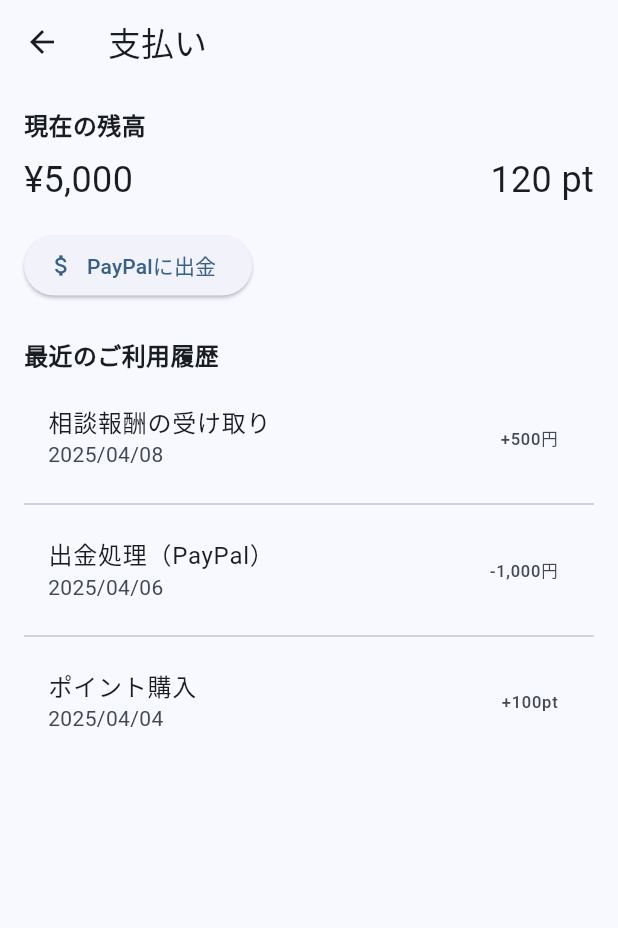
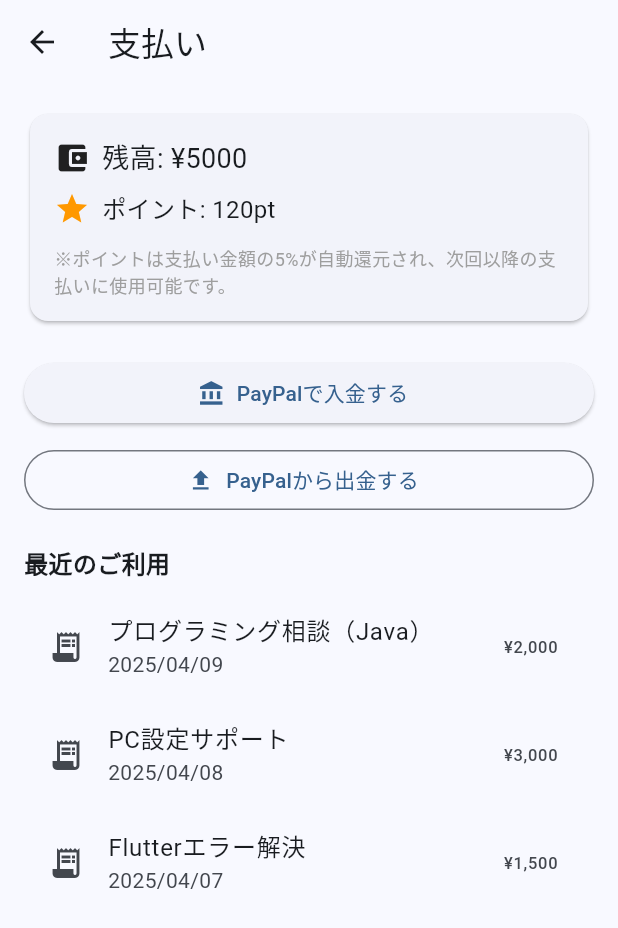
Before and after one commit to chumenium/graduation-project, a Flutter app: the PaymentScreen screen opened directly, on a phone screen of 412 x 824 dp. Shown: the top 928 px of the screen. Run offline on Flutter 3.47's test engine with Material 3 defaults, Android fonts, the light colour scheme and no system bars; our stand-ins replace firebase_auth, firebase_core, google_sign_in; accounts and stored records are empty.

Commit message:
payment screen2

```diff
--- a/lib/screens/main_pages/payment_screen.dart
+++ b/lib/screens/main_pages/payment_screen.dart
@@ -5,61 +5,97 @@ class PaymentScreen extends StatelessWidget {
 
   @override
   Widget build(BuildContext context) {
-    // ダミーデータ（後でFirebaseから取得）
-    final transactions = [
-      {'title': '相談報酬の受け取り', 'amount': '+500円', 'date': '2025/04/08'},
-      {'title': '出金処理（PayPal）', 'amount': '-1,000円', 'date': '2025/04/06'},
-      {'title': 'ポイント購入', 'amount': '+100pt', 'date': '2025/04/04'},
+    final int balance = 5000; // 円
+    final int points = 120; // pt
+
+    final List<Map<String, String>> recentTransactions = [
+      {'title': 'プログラミング相談（Java）', 'date': '2025/04/09', 'amount': '¥2,000'},
+      {'title': 'PC設定サポート', 'date': '2025/04/08', 'amount': '¥3,000'},
+      {'title': 'Flutterエラー解決', 'date': '2025/04/07', 'amount': '¥1,500'},
     ];
 
     return Scaffold(
-      appBar: AppBar(
-        title: const Text('支払い'),
-      ),
+      appBar: AppBar(title: const Text('支払い')),
       body: Padding(
-        padding: const EdgeInsets.all(16.0),
+        padding: const EdgeInsets.all(16),
         child: Column(
           crossAxisAlignment: CrossAxisAlignment.start,
           children: [
-            // 残高表示
-            const Text(
-              '現在の残高',
-              style: TextStyle(fontSize: 16, fontWeight: FontWeight.bold),
+            // 残高・ポイント表示
+            Card(
+              child: Padding(
+                padding: const EdgeInsets.all(16),
+                child: Column(
+                  children: [
+                    Row(
+                      children: [
+                        const Icon(Icons.account_balance_wallet),
+                        const SizedBox(width: 8),
+                        Text('残高: ¥$balance', style: const TextStyle(fontSize: 18)),
+                      ],
                     ),
                     const SizedBox(height: 8),
-            const Row(
-              mainAxisAlignment: MainAxisAlignment.spaceBetween,
+                    Row(
                       children: [
-                Text('¥5,000', style: TextStyle(fontSize: 24)),
-                Text('120 pt', style: TextStyle(fontSize: 24)),
+                        const Icon(Icons.star, color: Colors.orange),
+                        const SizedBox(width: 8),
+                        Text('ポイント: ${points}pt', style: const TextStyle(fontSize: 16)),
                       ],
                     ),
-            const SizedBox(height: 16),
-            ElevatedButton.icon(
+                    const SizedBox(height: 12),
+                    Text(
+                      '※ポイントは支払い金額の5%が自動還元され、次回以降の支払いに使用可能です。',
+                      style: const TextStyle(fontSize: 12, color: Colors.grey),
+                    ),
+                  ],
+                ),
+              ),
+            ),
+
+            const SizedBox(height: 20),
+
+            // PayPal入金ボタン
+            SizedBox(
+              width: double.infinity,
+              child: ElevatedButton.icon(
+                icon: const Icon(Icons.account_balance),
+                label: const Text('PayPalで入金する'),
                 onPressed: () {
-                // TODO: PayPal連携処理
+                  // 今後 PayPal API 連携予定
                 },
-              icon: const Icon(Icons.attach_money),
-              label: const Text('PayPalに出金'),
               ),
-            const SizedBox(height: 24),
+            ),
 
-            // 利用履歴
-            const Text(
-              '最近のご利用履歴',
-              style: TextStyle(fontSize: 16, fontWeight: FontWeight.bold),
+            const SizedBox(height: 10),
+
+            // PayPal出金ボタン
+            SizedBox(
+              width: double.infinity,
+              child: OutlinedButton.icon(
+                icon: const Icon(Icons.upload),
+                label: const Text('PayPalから出金する'),
+                onPressed: () {
+                  // 今後 PayPal API 連携予定（出金）
+                },
               ),
+            ),
+
+            const SizedBox(height: 20),
+
+            const Text('最近のご利用', style: TextStyle(fontSize: 16, fontWeight: FontWeight.bold)),
+
             const SizedBox(height: 8),
+
             Expanded(
-              child: ListView.separated(
-                itemCount: transactions.length,
-                separatorBuilder: (_, __) => const Divider(),
+              child: ListView.builder(
+                itemCount: recentTransactions.length,
                 itemBuilder: (context, index) {
-                  final tx = transactions[index];
+                  final transaction = recentTransactions[index];
                   return ListTile(
-                    title: Text(tx['title']!),
-                    subtitle: Text(tx['date']!),
-                    trailing: Text(tx['amount']!),
+                    leading: const Icon(Icons.receipt_long),
+                    title: Text(transaction['title']!),
+                    subtitle: Text(transaction['date']!),
+                    trailing: Text(transaction['amount']!),
                   );
                 },
               ),
```
Lines whose indentation alone changed are shown as unchanged.
